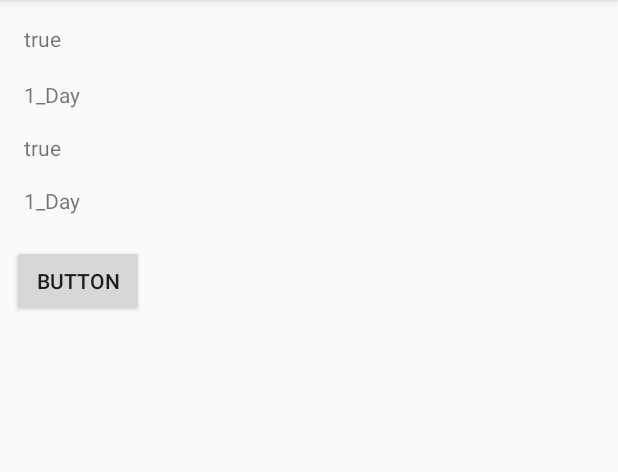
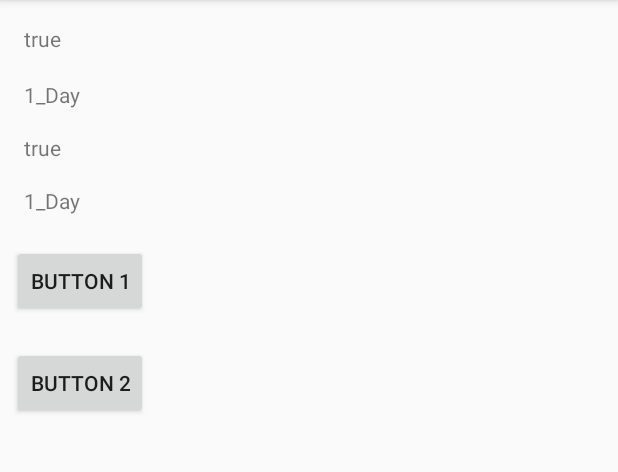
Before and after one commit to franjmartin21/C196-MobileApplicationDevelopment-PerfAssessment, an Android app: the screen it shows after launch (PreferencesShowActivity), in the side drawer, after a tap on "Settings", on a phone screen of 412 x 824 dp, the part 84-556 px from its top. Run offline under Robolectric (Android 15) with nearby library versions, the light colour scheme and no system bars.

Commit message:
- Adding Notifications toggle - Notifications format done - Working on Logic for Notifications

```diff
--- a/app/build.gradle
+++ b/app/build.gradle
@@ -29,7 +29,6 @@ dependencies {
     implementation 'com.getbase:floatingactionbutton:1.10.1'
     implementation 'com.android.support:support-v4:26.1.0'
     implementation 'com.android.support:preference-v7:26.1.0'
-    implementation 'com.firebase:firebase-jobdispatcher:0.5.0'
     testImplementation 'junit:junit:4.12'
     androidTestImplementation 'com.android.support.test:runner:1.0.1'
     androidTestImplementation 'com.android.support.test.espresso:espresso-core:3.0.1'
--- a/app/src/main/java/com/exercise/fmart43/degreetracker/MainActivity.java
+++ b/app/src/main/java/com/exercise/fmart43/degreetracker/MainActivity.java
@@ -2,15 +2,16 @@ package com.exercise.fmart43.degreetracker;
 
 import android.content.DialogInterface;
 import android.content.Intent;
+import android.content.SharedPreferences;
 import android.database.Cursor;
-import android.database.sqlite.SQLiteDatabase;
 import android.os.Bundle;
+import android.os.PersistableBundle;
+import android.preference.PreferenceManager;
 import android.support.design.widget.FloatingActionButton;
 import android.support.design.widget.Snackbar;
 import android.support.v7.app.AlertDialog;
 import android.support.v7.widget.LinearLayoutManager;
 import android.support.v7.widget.RecyclerView;
-import android.text.Layout;
 import android.view.View;
 import android.support.design.widget.NavigationView;
 import android.support.v4.view.GravityCompat;
@@ -20,7 +21,6 @@ import android.support.v7.app.AppCompatActivity;
 import android.support.v7.widget.Toolbar;
 import android.view.Menu;
 import android.view.MenuItem;
-import android.widget.Toast;
 
 import com.exercise.fmart43.degreetracker.activities.AddTermActivity;
 import com.exercise.fmart43.degreetracker.activities.DetailTermActivity;
@@ -28,10 +28,8 @@ import com.exercise.fmart43.degreetracker.activities.ListCourseActivity;
 import com.exercise.fmart43.degreetracker.activities.PreferencesShowActivity;
 import com.exercise.fmart43.degreetracker.activities.SettingsActivity;
 import com.exercise.fmart43.degreetracker.adapters.TermAdapter;
-import com.exercise.fmart43.degreetracker.data.DegreeDBHelper;
 import com.exercise.fmart43.degreetracker.data.DegreeService;
-import com.exercise.fmart43.degreetracker.data.DegreeTrackerContract;
-import com.exercise.fmart43.degreetracker.util.NotificationTriggerUtilities;
+import com.exercise.fmart43.degreetracker.services.DegreeNotificationService;
 
 public class MainActivity extends AppCompatActivity implements NavigationView.OnNavigationItemSelectedListener, TermAdapter.ListItemClickListener{
 
@@ -41,9 +39,12 @@ public class MainActivity extends AppCompatActivity implements NavigationView.On
 
     private DegreeService degreeService;
 
+    private DegreeNotificationService degreeNotificationService;
+
     @Override
     protected void onCreate(Bundle savedInstanceState) {
         degreeService = new DegreeService(this);
+        degreeNotificationService = new DegreeNotificationService(this);
         super.onCreate(savedInstanceState);
         setContentView(R.layout.activity_main);
         Toolbar toolbar = (Toolbar) findViewById(R.id.toolbar);
@@ -76,14 +77,26 @@ public class MainActivity extends AppCompatActivity implements NavigationView.On
 
         NavigationView navigationView = (NavigationView) findViewById(R.id.nav_view);
         navigationView.setNavigationItemSelectedListener(this);
+        checkForNotifications(savedInstanceState);
+    }
 
-        NotificationTriggerUtilities.degreeReminder(this);
+    private void checkForNotifications(Bundle savedInstanceState) {
+        boolean previouslyStarted = savedInstanceState != null ? savedInstanceState.getBoolean(getString(R.string.notification_previously_triggered), Boolean.FALSE): Boolean.FALSE;
+        if(!previouslyStarted) {
+            degreeNotificationService.checkForNotifications();
+        }
+    }
+
+    @Override
+    public void onSaveInstanceState(Bundle savedInstanceState) {
+        savedInstanceState.putBoolean(getString(R.string.notification_previously_triggered), Boolean.TRUE);
+        super.onSaveInstanceState(savedInstanceState);
     }
 
     @Override
     public void onBackPressed() {
         DrawerLayout drawer = (DrawerLayout) findViewById(R.id.drawer_layout);
-        if (drawer.isDrawerOpen(GravityCompat.START)) {
+        if (drawer != null && drawer.isDrawerOpen(GravityCompat.START)) {
             drawer.closeDrawer(GravityCompat.START);
         } else {
             super.onBackPressed();
--- /dev/null
+++ b/app/src/main/java/com/exercise/fmart43/degreetracker/services/DegreeNotificationService.java
@@ -0,0 +1,48 @@
+package com.exercise.fmart43.degreetracker.services;
+
+import android.content.Context;
+import android.content.SharedPreferences;
+import android.database.Cursor;
+import android.preference.PreferenceManager;
+
+import com.exercise.fmart43.degreetracker.R;
+import com.exercise.fmart43.degreetracker.data.DegreeService;
+import com.exercise.fmart43.degreetracker.data.DegreeTrackerContract;
+import com.exercise.fmart43.degreetracker.util.NotificationUtils;
+
+import java.util.Date;
+
+public class DegreeNotificationService {
+
+    private Context context;
+
+    private DegreeService degreeService;
+
+    public DegreeNotificationService(Context context){
+        this.context = context;
+        this.degreeService = new DegreeService(context);
+    }
+
+    public void checkForNotifications(){
+        checkForCourseNotifications();
+        checkForAssessmentNotifications();
+    }
+
+    private void checkForCourseNotifications(){
+        Cursor cursor = degreeService.getCourseList();
+        int cursorCount = cursor.getCount();
+        SharedPreferences sharedPreferences = PreferenceManager.getDefaultSharedPreferences(context);
+        boolean preferenceEnabled = sharedPreferences.getBoolean(context.getString(R.string.preference_enable_notification_course_key),
+                context.getResources().getBoolean(R.bool.preference_enable_notification_course_default));
+        /*
+        for(int i = 0; i < cursorCount; i++){
+            cursor.move(i);
+            Date endDate = DegreeTrackerContract.getDateFromDBStrValue(cursor.getString(cursor.getColumnIndex(DegreeTrackerContract.CourseEntry.COLUMN_END_DATE)));
+        }*/
+        if(preferenceEnabled) NotificationUtils.sendNotificationCourse(context, 1, "Mobile...");
+    }
+
+    private void checkForAssessmentNotifications(){
+        NotificationUtils.sendNotificationAssessment(context, 1, "Algorithms", 1);
+    }
+}
--- a/app/src/main/java/com/exercise/fmart43/degreetracker/util/NotificationTriggerUtilities.java
+++ /dev/null
@@ -1,51 +0,0 @@
-package com.exercise.fmart43.degreetracker.util;
-
-import android.content.Context;
-import android.support.annotation.NonNull;
-
-import com.exercise.fmart43.degreetracker.services.DegreeReminderFirebaseJobService;
-import com.firebase.jobdispatcher.Constraint;
-import com.firebase.jobdispatcher.Driver;
-import com.firebase.jobdispatcher.FirebaseJobDispatcher;
-import com.firebase.jobdispatcher.GooglePlayDriver;
-import com.firebase.jobdispatcher.Job;
-import com.firebase.jobdispatcher.Lifetime;
-import com.firebase.jobdispatcher.RetryStrategy;
-import com.firebase.jobdispatcher.Trigger;
-
-import java.util.concurrent.TimeUnit;
-
-public class NotificationTriggerUtilities {
-
-    private static final int REMINDER_INTERVAL_MINUTES = 60; // todo: set 60
-    private static final int REMINDER_INTERVAL_SECONDS = 5;//(int) (TimeUnit.MINUTES.toSeconds(REMINDER_INTERVAL_MINUTES));
-    private static final int SYNC_FLEXTIME_MINUTES = 15; //todo: set 15
-    private static final int SYNC_FLEXTIME_SECONDS = 5;//(int) (TimeUnit.MINUTES.toSeconds(SYNC_FLEXTIME_MINUTES));
-
-    private static final String REMINDER_JOB_TAG = "degree_reminder_tag";
-
-    private static boolean sInitialized;
-
-    public synchronized static void degreeReminder(@NonNull final Context context){
-        if(sInitialized) return;
-
-        Driver driver = new GooglePlayDriver(context);
-        FirebaseJobDispatcher dispatcher = new FirebaseJobDispatcher(driver);
-        Job constraintReminderJob = dispatcher.newJobBuilder()
-                .setService(DegreeReminderFirebaseJobService.class)
-                .setTag(REMINDER_JOB_TAG)
-                .setLifetime(Lifetime.FOREVER)
-                .setRetryStrategy(RetryStrategy.DEFAULT_LINEAR)
-                //.setRecurring(true)
-                .setTrigger(Trigger.NOW)
-                //.setTrigger(Trigger.executionWindow(REMINDER_INTERVAL_SECONDS, REMINDER_INTERVAL_SECONDS + SYNC_FLEXTIME_SECONDS))
-                .setReplaceCurrent(true)
-                .setConstraints(Constraint.ON_ANY_NETWORK)
-                .build();
-
-        dispatcher.mustSchedule(constraintReminderJob);
-        sInitialized = true;
-
-
-    }
-}
--- a/app/src/main/java/com/exercise/fmart43/degreetracker/util/NotificationUtils.java
+++ b/app/src/main/java/com/exercise/fmart43/degreetracker/util/NotificationUtils.java
@@ -12,56 +12,82 @@ import android.graphics.BitmapFactory;
 import android.os.Build;
 import android.support.v4.app.NotificationCompat;
 import android.support.v4.content.ContextCompat;
-import android.widget.Toast;
 
 import com.exercise.fmart43.degreetracker.R;
+import com.exercise.fmart43.degreetracker.activities.DetailAssessmentActivity;
 import com.exercise.fmart43.degreetracker.activities.DetailCourseActivity;
-import com.exercise.fmart43.degreetracker.services.DegreeReminderService;
 
 public class NotificationUtils {
 
-    private static final int COURSE_GOAL_ENDDATE_COMING_NOTIFICATION_ID = 1121;
-    private static final int COURSE_GOAL_ENDDATE_COMING_INTENT_ID = 1122;
-    private static final String COURSE_GOAL_ENDDATE_COMING_CHANNEL_ID = "reminder_notification_channel";
+    private enum TypeNotification{
+        COURSE_GOAL_DATE(1112, 2222, "reminder_notification_channel", R.string.course_notification_title, R.string.course_notification_text),
+        ASSESSMENT_GOAL_DATE(1113, 2223, "reminder_notification_channel", R.string.assessment_notification_title, R.string.assessment_notification_text);
 
-    private static final int ACTION_DISMISS_NOTIFICATION = 1123;
+        int notificationId;
 
+        int intentId;
 
-    public static void remindUserCourseEndDateComing(Context context){
+        String channelId;
+
+        int contentTitleResourceId;
+
+        int contentTextResourceId;
+
+        TypeNotification(int notificationId, int intentId, String channelId, int contentTitleResourceId, int contentTextResourceId){
+            this.notificationId = notificationId;
+            this.intentId = intentId;
+            this.channelId = channelId;
+            this.contentTitleResourceId = contentTitleResourceId;
+            this.contentTextResourceId = contentTextResourceId;
+;
+        }
+    }
+
+    public static void sendNotificationAssessment(Context context, int courseId, String courseTitle, int assessmentId){
+        Intent startActivityIntent = new Intent(context, DetailAssessmentActivity.class);
+        startActivityIntent.putExtra(DetailAssessmentActivity.IntentExtra.ASSESSMENT_ID.name(), assessmentId);
+        startActivityIntent.putExtra(DetailAssessmentActivity.IntentExtra.COURSE_ID.name(), courseId);
+        sendNotification(context, TypeNotification.ASSESSMENT_GOAL_DATE, courseTitle, startActivityIntent );
+    }
+
+    public static void sendNotificationCourse(Context context, int courseId, String courseTitle){
+        Intent startActivityIntent = new Intent(context, DetailCourseActivity.class);
+        startActivityIntent.putExtra(DetailCourseActivity.IntentExtra.COURSE_ID.name(), courseId);
+        sendNotification(context, TypeNotification.COURSE_GOAL_DATE, courseTitle, startActivityIntent);
+    }
+
+    private static void sendNotification(Context context, TypeNotification typeNotification, String courseTitle, Intent intent){
         NotificationManager notificationManager = (NotificationManager) context.getSystemService(Context.NOTIFICATION_SERVICE);
         if(Build.VERSION.SDK_INT>= Build.VERSION_CODES.O) {
-            NotificationChannel mChannel = new NotificationChannel(COURSE_GOAL_ENDDATE_COMING_CHANNEL_ID,
+            NotificationChannel mChannel = new NotificationChannel(typeNotification.channelId,
                     context.getString(R.string.main_notification_channel_name),
                     NotificationManager.IMPORTANCE_HIGH);
             notificationManager.createNotificationChannel(mChannel);
         }
 
-        NotificationCompat.Builder notificationBuilder = new NotificationCompat.Builder(context,COURSE_GOAL_ENDDATE_COMING_CHANNEL_ID)
+        NotificationCompat.Builder notificationBuilder = new NotificationCompat.Builder(context,typeNotification.channelId)
                 .setColor(ContextCompat.getColor(context, R.color.colorPrimary))
                 .setSmallIcon(R.drawable.ic_assessment_24dp)
                 .setLargeIcon(largeIcon(context))
-                .setContentTitle("Course ending")
-                .setContentText("The course is close to eeeeeeeeeend")
-                .setStyle(new NotificationCompat.BigTextStyle().bigText("The course is close to eeeeeeeeeend"))
+                .setContentTitle(context.getString(typeNotification.contentTitleResourceId))
+                .setContentText(context.getString(typeNotification.contentTextResourceId, courseTitle))
                 .setDefaults(Notification.DEFAULT_VIBRATE)
-                .setContentIntent(contentIntent(context))
-                .setAutoCancel(true)
-                .addAction(dismissNotification(context));
+                .setContentIntent(getPendingIntent(context, intent, typeNotification))
+                .setAutoCancel(true);
 
         if(Build.VERSION.SDK_INT >= Build.VERSION_CODES.JELLY_BEAN && Build.VERSION.SDK_INT < Build.VERSION_CODES.O){
             notificationBuilder.setPriority(NotificationCompat.PRIORITY_HIGH);
         }
 
-        notificationManager.notify(COURSE_GOAL_ENDDATE_COMING_NOTIFICATION_ID, notificationBuilder.build());
+        notificationManager.notify(typeNotification.notificationId, notificationBuilder.build());
     }
 
-    private static PendingIntent contentIntent(Context context){
-        Intent startActivityIntent = new Intent(context, DetailCourseActivity.class);
+    private static PendingIntent getPendingIntent(Context context, Intent intent, TypeNotification typeNotification){
         return PendingIntent.getActivity(context,
-                COURSE_GOAL_ENDDATE_COMING_INTENT_ID,
-                startActivityIntent,
+                typeNotification.intentId,
+                intent,
                 PendingIntent.FLAG_UPDATE_CURRENT
-                );
+        );
     }
 
     private static Bitmap largeIcon(Context context){
@@ -69,17 +95,4 @@ public class NotificationUtils {
         Bitmap largeIcon = BitmapFactory.decodeResource(res, R.drawable.ic_assessment_24dp);
         return largeIcon;
     }
-
-    public static NotificationCompat.Action dismissNotification(Context context){
-        Intent dismissNotificationIntent = new Intent(context, DegreeReminderService.class);
-        dismissNotificationIntent.setAction(ReminderTasks.DISMISS_NOTIFICATION);
-        PendingIntent dismissNotificationPendingIntent = PendingIntent.getService(context, ACTION_DISMISS_NOTIFICATION, dismissNotificationIntent, PendingIntent.FLAG_UPDATE_CURRENT);
-        NotificationCompat.Action dismissNotifiactionAction = new NotificationCompat.Action(R.drawable.ic_add_white_24dp,"Dismiss", dismissNotificationPendingIntent);
-        return dismissNotifiactionAction;
-    }
-
-    public static NotificationCompat.Action keepReminding(Context context){
-        return null;
-    }
-
 }
--- a/app/src/main/java/com/exercise/fmart43/degreetracker/util/PreferenceUtils.java
+++ /dev/null
@@ -1,4 +0,0 @@
-package com.exercise.fmart43.degreetracker.util;
-
-public class PreferenceUtils {
-}
--- a/app/src/main/res/layout/activity_preferences_show.xml
+++ b/app/src/main/res/layout/activity_preferences_show.xml
@@ -51,13 +51,24 @@
         app:layout_constraintTop_toTopOf="parent" />
 
     <Button
-        android:id="@+id/button"
+        android:id="@+id/button1"
         android:layout_width="wrap_content"
         android:layout_height="wrap_content"
         android:layout_marginStart="8dp"
         android:layout_marginTop="20dp"
-        android:text="Button"
-        android:onClick="handleClick"
+        android:text="Button 1"
+        android:onClick="handleClick1"
         app:layout_constraintStart_toStartOf="parent"
         app:layout_constraintTop_toBottomOf="@+id/tv_pref4" />
+
+    <Button
+        android:id="@+id/button2"
+        android:layout_width="wrap_content"
+        android:layout_height="wrap_content"
+        android:layout_marginStart="8dp"
+        android:layout_marginTop="20dp"
+        android:text="Button 2"
+        android:onClick="handleClick2"
+        app:layout_constraintStart_toStartOf="parent"
+        app:layout_constraintTop_toBottomOf="@+id/button1" />
 </android.support.constraint.ConstraintLayout>
--- a/app/src/main/res/values/strings.xml
+++ b/app/src/main/res/values/strings.xml
@@ -74,5 +74,12 @@
     <!-- For notifications -->
     <string name="main_notification_channel_name" translatable="false">Course goal date coming</string>
 
+    <string name="course_notification_title">Course goal date coming</string>
+    <string name="course_notification_text">The deadline for course %1$s is approaching</string>
+
+    <string name="assessment_notification_title">Assessment date coming</string>
+    <string name="assessment_notification_text">The deadline for assessment of course %1$s is approaching</string>
+
+    <string name="notification_previously_triggered" translatable="false">notification_previously_triggered</string>
 
 </resources>
```
Also changed, not shown: app/src/main/AndroidManifest.xml (+0 -9 lines), app/src/main/java/com/exercise/fmart43/degreetracker/activities/PreferencesShowActivity.java (+6 -2 lines), app/src/main/java/com/exercise/fmart43/degreetracker/services/DegreeReminderFirebaseJobService.java (deleted, +0 -39 lines), app/src/main/java/com/exercise/fmart43/degreetracker/services/DegreeReminderService.java (deleted, +0 -20 lines), app/src/main/java/com/exercise/fmart43/degreetracker/util/ReminderTasks.java (deleted, +0 -29 lines).
